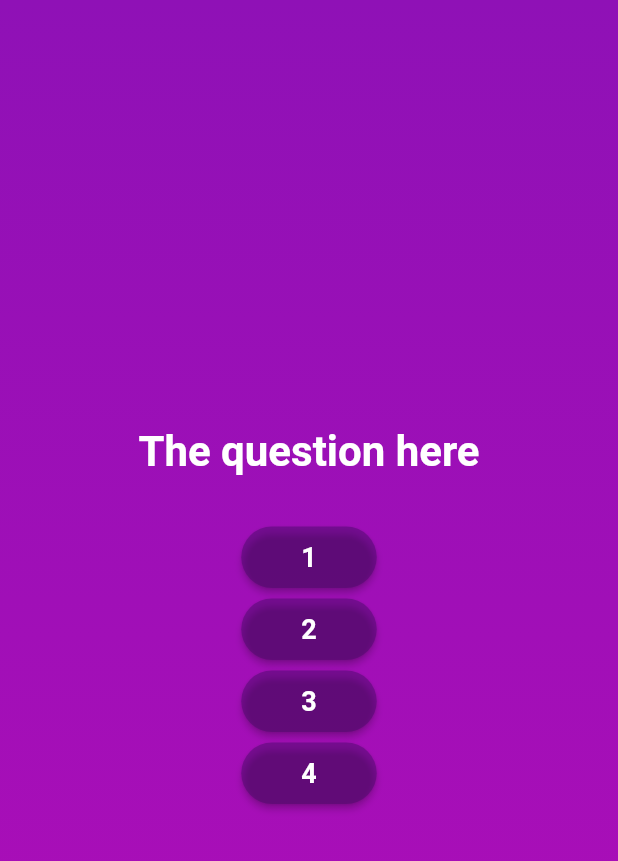
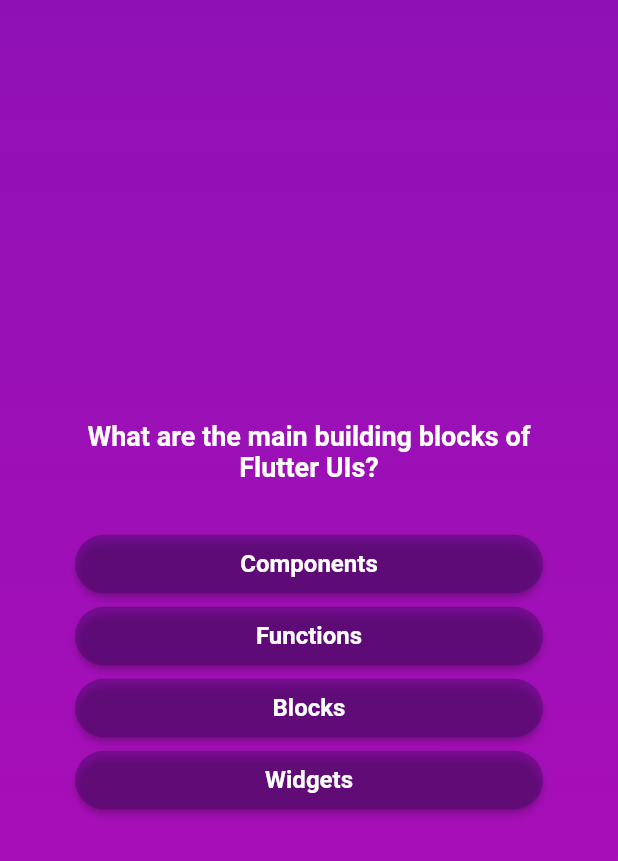
Before and after one commit to sevdenuragba/QuizApp, a Flutter app: the screen it shows after launch, after a tap on "Start Quiz", on a phone screen of 412 x 824 dp. Shown: the top 861 px of the screen. Run offline on Flutter 3.47's test engine with Material 2 defaults, Android fonts, the phone set to English and light mode, and no system bars.

Commit message:
commit changes

```diff
--- a/lib/answer_button.dart
+++ b/lib/answer_button.dart
@@ -26,7 +26,7 @@ class AnswerButton extends StatelessWidget {
         style: const TextStyle(
           fontStyle: FontStyle.normal,
           color: Color.fromARGB(255, 255, 255, 255),
-          fontSize: 18,
+          fontSize: 16,
           fontWeight: FontWeight.bold,
         ),
       ),
--- a/lib/models/quiz_question.dart
+++ b/lib/models/quiz_question.dart
@@ -1,6 +1,13 @@
+
 class QuizQuestion {
   const QuizQuestion(this.text, this.answers);
 
   final String text;
   final List<String> answers;
+
+  List<String> getShuffledAnswers() {
+    final shuffledList = List.of(answers);
+    shuffledList.shuffle();
+    return shuffledList;
+  }
 }
--- a/lib/questions_screen.dart
+++ b/lib/questions_screen.dart
@@ -1,5 +1,6 @@
 import 'package:flutter/material.dart';
 import 'package:quiz_app/answer_button.dart';
+import 'package:quiz_app/data/questions.dart';
 
 class QuestionsScreen extends StatefulWidget {
   const QuestionsScreen({super.key});
@@ -13,25 +14,32 @@ class QuestionsScreen extends StatefulWidget {
 class _QuestionsScreenState extends State<QuestionsScreen> {
   @override
   Widget build(context) {
+    final currentQuestion = questions[0];
+
     return Center(
+      child: Container(
+        margin: const EdgeInsets.all(50),
         child: Column(
-        mainAxisSize: MainAxisSize.min,
+          mainAxisAlignment: MainAxisAlignment.center,
+          crossAxisAlignment: CrossAxisAlignment.stretch,
           children: [
-          const Text(
-            'The question here',
-            style: TextStyle(
+             Text(
+              currentQuestion.text,
+              style: const TextStyle(
                 fontStyle: FontStyle.normal,
                 color: Color.fromARGB(255, 255, 255, 255),
-              fontSize: 28,
+                fontSize: 18,
                 fontWeight: FontWeight.bold,
               ),
+              textAlign: TextAlign.center,
             ),
             const SizedBox(height: 30),
-          AnswerButton(answerText: '1', onTap: () {}),
-          AnswerButton(answerText: '2', onTap: () {}),
-          AnswerButton(answerText: '3', onTap: () {}),
-          AnswerButton(answerText: '4', onTap: () {})
+            ...currentQuestion.getShuffledAnswers().map((answer) {
+              return AnswerButton(answerText: answer, onTap: (){});
+            }
+            )
           ],
+        ),
       ),
     );
   }
```
Lines whose indentation alone changed are shown as unchanged.
